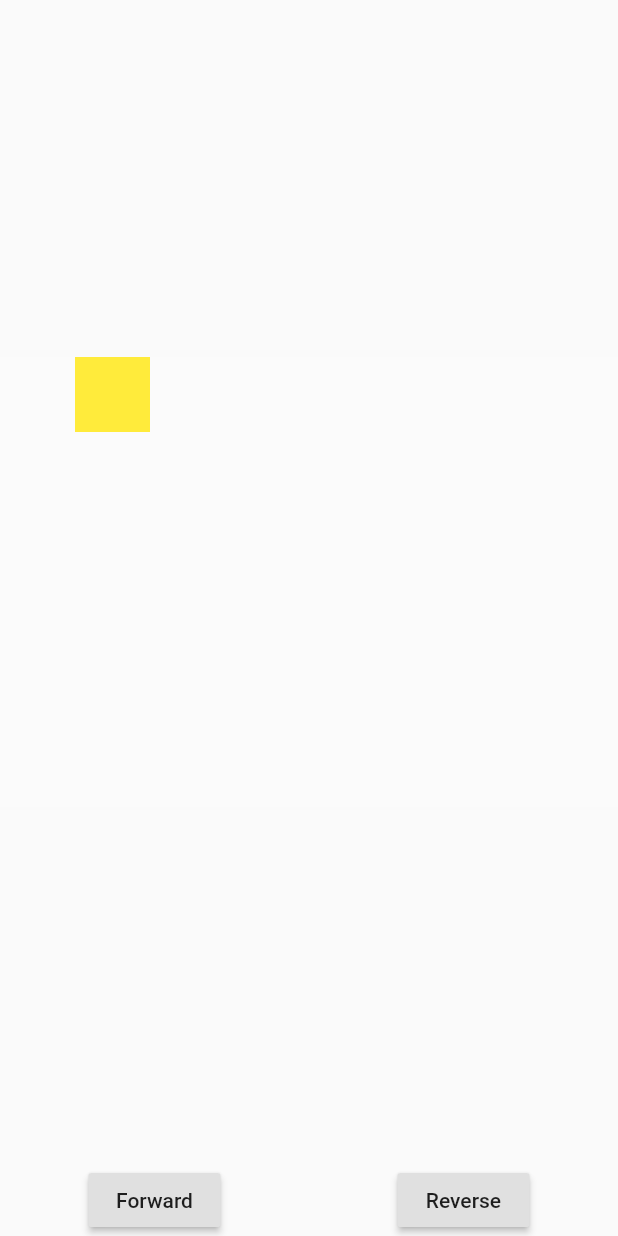
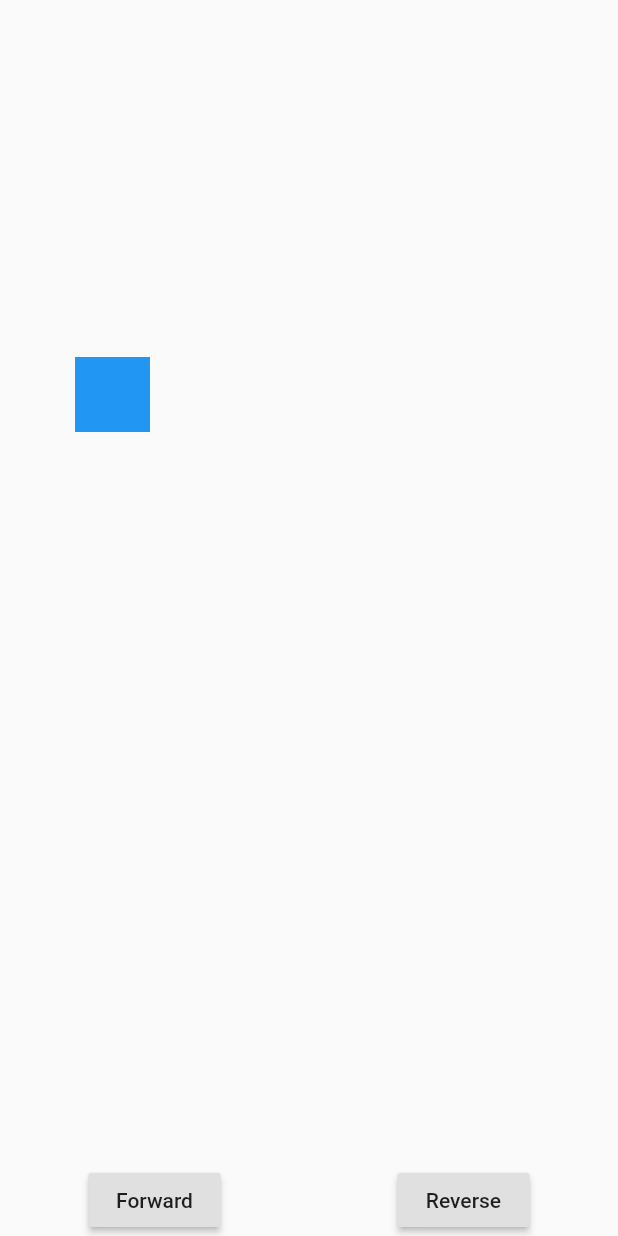
Before and after one commit to akku-akki/animations, a Flutter app: the screen it shows after launch, on a phone screen of 412 x 824 dp. Run offline on Flutter 3.47's test engine with Material 2 defaults, Android fonts, the phone set to English and light mode, and no system bars.

Commit message:
adding names

```diff
--- a/lib/main.dart
+++ b/lib/main.dart
@@ -1,6 +1,6 @@
 import 'package:flutter/material.dart';
-import 'dart:async';
 import 'package:flutter/scheduler.dart' show timeDilation;
+import 'dart:math' as math;
 
 void main() => runApp(MyApp());
 
@@ -9,7 +9,7 @@ class MyApp extends StatefulWidget {
   MyAppState createState() => MyAppState();
 }
 
-class MyAppState extends State<MyApp> with TickerProviderStateMixin {
+class MyAppState extends State<MyApp> with SingleTickerProviderStateMixin {
   AnimationController _controller;
 
   @override
@@ -29,14 +29,12 @@ class MyAppState extends State<MyApp> with TickerProviderStateMixin {
 
   @override
   Widget build(BuildContext context) {
-    timeDilation = 2.0;
     return MaterialApp(
       home: Scaffold(
         body: Column(
           children: [
             Spacer(),
             Container(
-              color: Colors.white.withOpacity(0.2),
               width: double.infinity,
               height: 300,
               child: AnimatedBox(
@@ -66,18 +64,8 @@ class MyAppState extends State<MyApp> with TickerProviderStateMixin {
 
 class AnimatedBox extends StatelessWidget {
   AnimatedBox({Key key, this.animatedController})
-      : rotate = Tween<double>(
-          begin: 0.0,
-          end: 3.141 * 2,
-        ).animate(CurvedAnimation(
-            parent: animatedController,
-            curve: Interval(
-              0.1,
-              0.3,
-              curve: Curves.ease,
-            ))),
-        animateMovement = EdgeInsetsTween(
-          begin: EdgeInsets.only(bottom: 0.0, left: 0.0),
+      : animatePadding = EdgeInsetsTween(
+          begin: EdgeInsets.all(0),
           end: EdgeInsets.only(top: 100.0, left: 10.0),
         ).animate(
           CurvedAnimation(
@@ -89,6 +77,16 @@ class AnimatedBox extends StatelessWidget {
             ),
           ),
         ),
+        rotate = Tween<double>(
+          begin: 0.0,
+          end: math.pi * 2,
+        ).animate(CurvedAnimation(
+            parent: animatedController,
+            curve: Interval(
+              0.0,
+              0.3,
+              curve: Curves.ease,
+            ))),
         animateWidth = Tween<double>(
           begin: 50.0,
           end: 200.0,
@@ -96,7 +94,7 @@ class AnimatedBox extends StatelessWidget {
           CurvedAnimation(
             parent: animatedController,
             curve: Interval(
-              0.3,
+              0.4,
               0.6,
               curve: Curves.fastOutSlowIn,
             ),
@@ -111,7 +109,7 @@ class AnimatedBox extends StatelessWidget {
             curve: Interval(
               0.4,
               0.6,
-              curve: Curves.fastOutSlowIn,
+              curve: Curves.easeOutSine,
             ),
           ),
         ),
@@ -128,10 +126,8 @@ class AnimatedBox extends StatelessWidget {
             ),
           ),
         ),
-        animateColor = ColorTween(
-          begin: Colors.yellow,
-          end: Colors.orange,
-        ).animate(CurvedAnimation(
+        animateColor = ColorTween(begin: Colors.blue, end: Colors.yellow)
+            .animate(CurvedAnimation(
                 parent: animatedController,
                 curve: Interval(
                   0.0,
@@ -140,16 +136,17 @@ class AnimatedBox extends StatelessWidget {
                 ))),
         super(key: key);
 
-  final Animation<double> animatedController;
+  final AnimationController animatedController;
+  final Animation<double> rotate;
+  final Animation<EdgeInsets> animatePadding;
+  final Animation<BorderRadius> animateRadius;
   final Animation<double> animateWidth;
   final Animation<double> animateHeight;
-  final Animation<EdgeInsets> animateMovement;
-  final Animation<BorderRadius> animateRadius;
   final Animation<Color> animateColor;
-  final Animation<double> rotate;
 
   @override
   Widget build(BuildContext context) {
+    timeDilation = 2.0;
     return AnimatedBuilder(
       animation: animatedController,
       builder: (BuildContext context, Widget child) {
@@ -159,7 +156,7 @@ class AnimatedBox extends StatelessWidget {
               left: animateHeight.value,
               child: new Container(
                 alignment: Alignment.center,
-                padding: animateMovement.value,
+                padding: animatePadding.value,
                 transform: Matrix4.identity()..rotateZ(rotate.value),
                 child: Container(
                   width: animateWidth.value,
```
Lines whose indentation alone changed are shown as unchanged.
